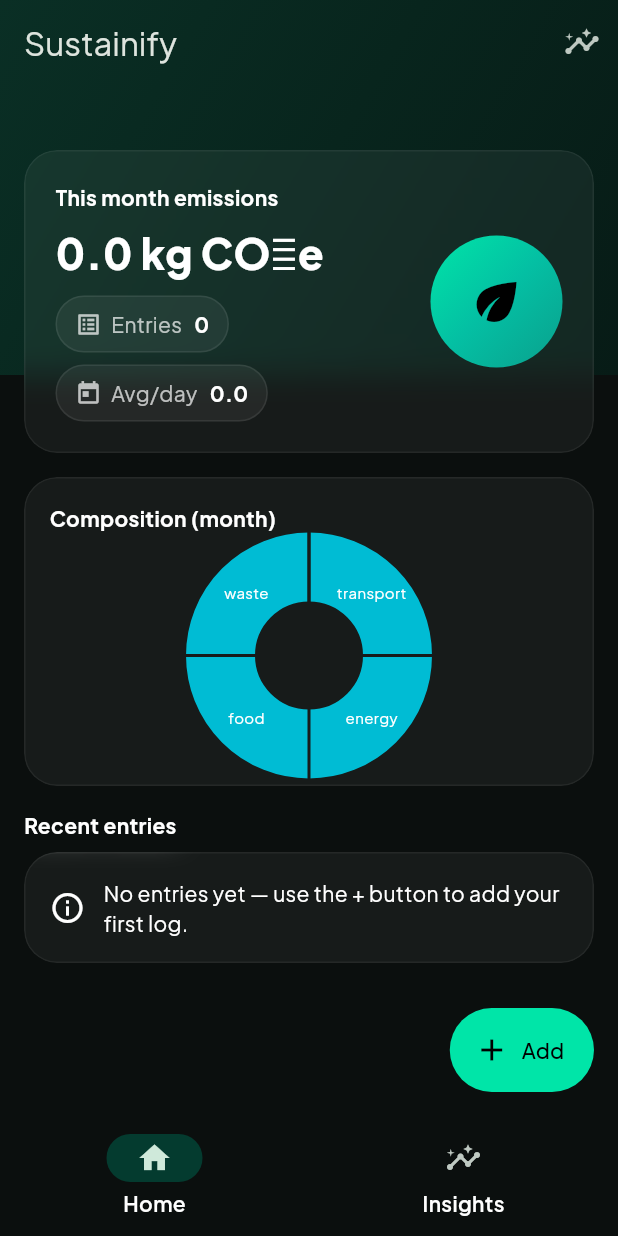
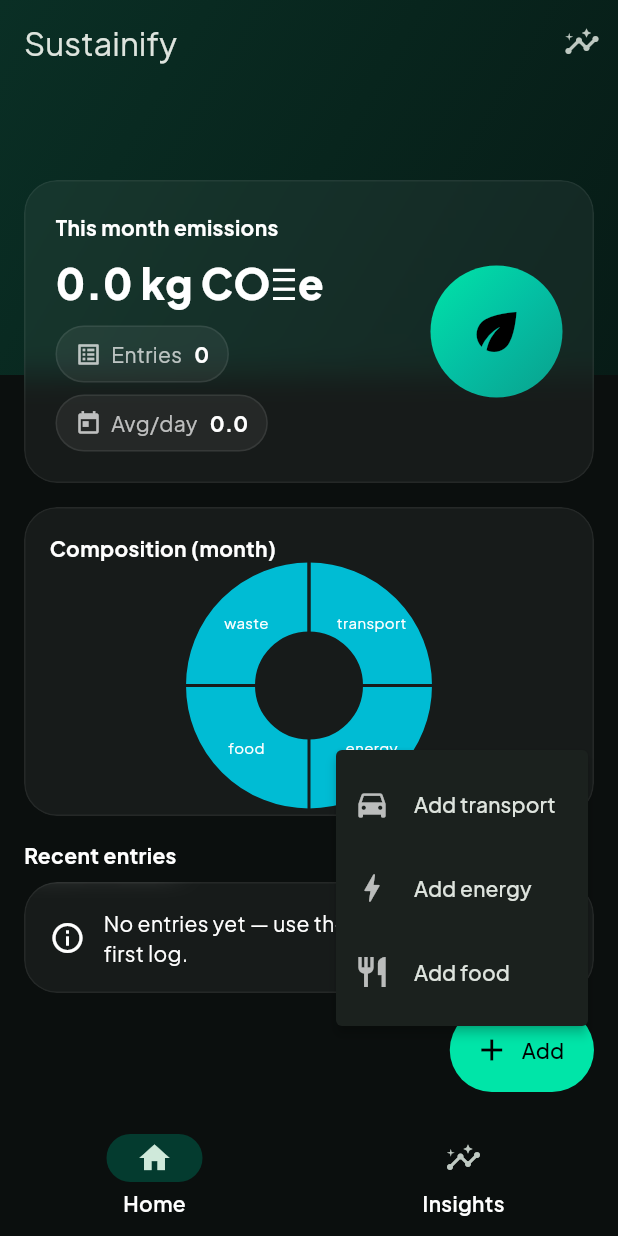
Before and after one commit to surajgariya00/sustainify, a Flutter app: the screen it shows after launch, after a tap on "Add", on a phone screen of 412 x 824 dp. Run offline on Flutter 3.47's test engine with Material 3 defaults, Android fonts, the phone set to English and light mode, and no system bars; drawn by our look-alikes of fl_chart; our stand-ins replace go_router, google_fonts, hive, hive_flutter, hooks_riverpod; accounts and stored records are empty.

Commit message:
wip: local changes before rebase

```diff
--- a/lib/data/models/entry.dart
+++ b/lib/data/models/entry.dart
@@ -5,7 +5,7 @@ class Entry {
   final EntryType type;
   final DateTime timestamp;
   final double amount; // meaning depends on type
-  final String label; // e.g. car_petrol, electricity_grid, beef
+  final String label; // e.g. car_petrol, electricity_grid, fish
   final double kgCO2e; // cached
 
   Entry({
--- a/lib/features/add_entry/add_food_entry_screen.dart
+++ b/lib/features/add_entry/add_food_entry_screen.dart
@@ -14,7 +14,7 @@ class AddFoodEntryScreen extends StatefulWidget {
 class _AddFoodEntryScreenState extends State<AddFoodEntryScreen> {
   final _form = GlobalKey<FormState>();
   final _amountCtrl = TextEditingController();
-  String _label = 'beef';
+  String _label = 'fish';
   final _calc = CarbonCalculator();
   final _repo = Repository();
 
@@ -37,7 +37,7 @@ class _AddFoodEntryScreenState extends State<AddFoodEntryScreen> {
               DropdownButtonFormField<String>(
                 value: _label,
                 items: const [
-                  DropdownMenuItem(value: 'beef', child: Text('Beef (kg)')),
+                  DropdownMenuItem(value: 'fish', child: Text('Fish (kg)')),
                   DropdownMenuItem(
                     value: 'chicken',
                     child: Text('Chicken (kg)'),
--- a/lib/features/home/home_screen.dart
+++ b/lib/features/home/home_screen.dart
@@ -70,7 +70,7 @@ class _HomeScreenState extends State<HomeScreen> {
           ),
           // Content
           ListView(
-            padding: const EdgeInsets.fromLTRB(16, 100, 16, 16),
+            padding: const EdgeInsets.fromLTRB(16, 120, 16, 16),
             children: [
               // Hero card
               GlassCard(
@@ -259,13 +259,12 @@ class _HomeScreenState extends State<HomeScreen> {
   }
 
   Widget _fab(BuildContext context) {
-    return PopupMenuButton<String>(
-      onSelected: (v) {
-        if (v == 'transport') context.push('/add/transport');
-        if (v == 'energy') context.push('/add/energy');
-        if (v == 'food') context.push('/add/food');
-      },
-      itemBuilder: (_) => const [
+    return FloatingActionButton.extended(
+      onPressed: () async {
+        final value = await showMenu<String>(
+          context: context,
+          position: const RelativeRect.fromLTRB(200, 500, 20, 100),
+          items: const [
             PopupMenuItem(
               value: 'transport',
               child: ListTile(
@@ -275,7 +274,10 @@ class _HomeScreenState extends State<HomeScreen> {
             ),
             PopupMenuItem(
               value: 'energy',
-          child: ListTile(leading: Icon(Icons.bolt), title: Text('Add energy')),
+              child: ListTile(
+                leading: Icon(Icons.bolt),
+                title: Text('Add energy'),
+              ),
             ),
             PopupMenuItem(
               value: 'food',
@@ -285,11 +287,14 @@ class _HomeScreenState extends State<HomeScreen> {
               ),
             ),
           ],
-      child: FloatingActionButton.extended(
-        onPressed: () {},
+        );
+
+        if (value == 'transport') context.push('/add/transport');
+        if (value == 'energy') context.push('/add/energy');
+        if (value == 'food') context.push('/add/food');
+      },
       icon: const Icon(Icons.add),
       label: const Text('Add'),
-      ),
     );
   }
 }
```
Also changed, not shown: 3 other files. Lines whose indentation alone changed are shown as unchanged.
